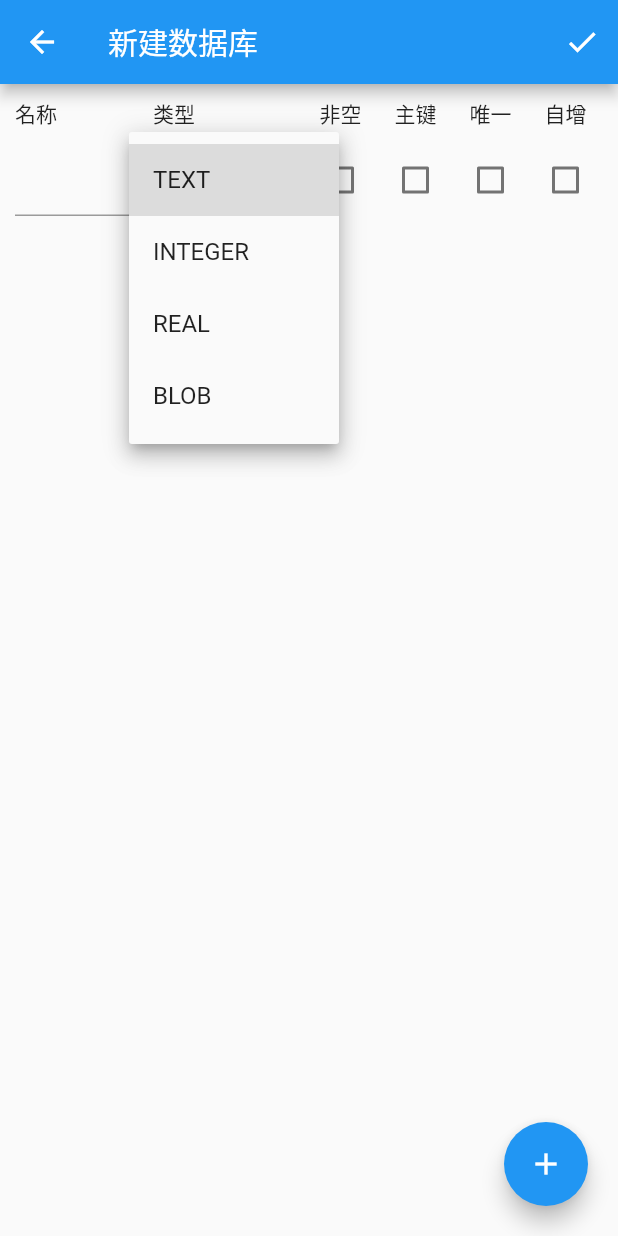
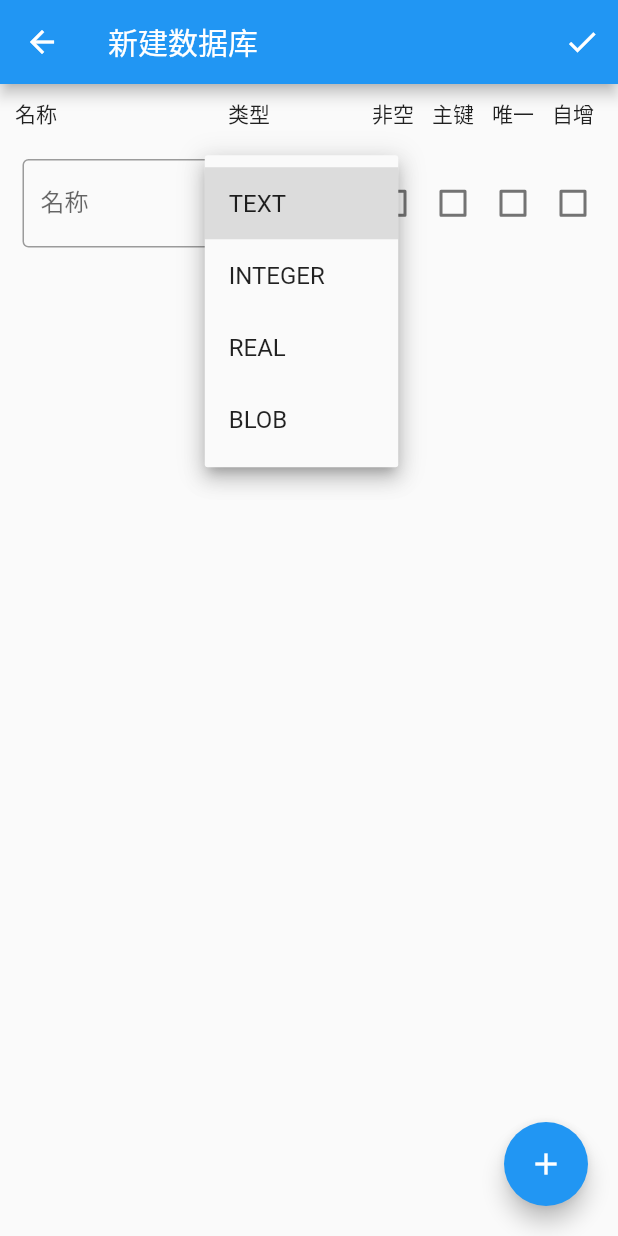
Before and after one commit to roc-zjp/sqlite_db_browser, a Flutter app: the NewDatabasePage screen opened directly, after a tap on "TEXT", on a phone screen of 412 x 824 dp. Run offline on Flutter 3.47's test engine with Material 2 defaults, Android fonts, the phone set to English and light mode, and no system bars; our stand-ins replace file_picker, flutter_easyloading, logger, sqflite_common, sqflite_common_ffi; accounts and stored records are empty.

Commit message:
1、长按删除table

```diff
--- a/lib/pages/create_database.dart
+++ b/lib/pages/create_database.dart
@@ -18,7 +18,8 @@ class NewDatabasePage extends StatefulWidget {
 
 class _NewDatabasePageState extends State<NewDatabasePage> {
   final tableColumnInfos = List<ColumnInfo>.empty(growable: true);
-  static const double typeWidth = 100.0;
+  static const double typeWidth = 90.0;
+  static const double itemWidth = 40.0;
 
   @override
   void initState() {
@@ -76,7 +77,12 @@ class _NewDatabasePageState extends State<NewDatabasePage> {
         children: [
           Expanded(
             flex: 1,
+            child: Padding(
+              padding:
+                  const EdgeInsets.only(left: 5, top: 10, bottom: 10, right: 5),
               child: TextField(
+                decoration: const InputDecoration(
+                    border: OutlineInputBorder(), labelText: "名称"),
                 controller: controller,
                 onChanged: (value) {
                   setState(() {
@@ -85,8 +91,14 @@ class _NewDatabasePageState extends State<NewDatabasePage> {
                 },
               ),
             ),
-          SizedBox(
+          ),
+          Container(
+            // ignore: prefer_const_constructors
+            decoration: BoxDecoration(
+                borderRadius: const BorderRadius.all(Radius.circular(10)),
+                border: Border.all(color: const Color(0xFFF8F8F8), width: 0.5)),
             width: typeWidth,
+            child: DropdownButtonHideUnderline(
               child: DropdownButton<String>(
                   value: info.type,
                   items: _buildFieldTypeItem(),
@@ -98,8 +110,9 @@ class _NewDatabasePageState extends State<NewDatabasePage> {
                     }
                   }),
             ),
+          ),
           SizedBox(
-            width: 50,
+            width: itemWidth,
             child: Checkbox(
                 value: info.isNotNull,
                 onChanged: (v) {
@@ -111,7 +124,7 @@ class _NewDatabasePageState extends State<NewDatabasePage> {
                 }),
           ),
           SizedBox(
-            width: 50,
+            width: itemWidth,
             child: Checkbox(
                 value: info.primaryKey,
                 onChanged: (v) {
@@ -123,7 +136,7 @@ class _NewDatabasePageState extends State<NewDatabasePage> {
                 }),
           ),
           SizedBox(
-            width: 50,
+            width: itemWidth,
             child: Checkbox(
                 value: info.unique,
                 onChanged: (v) {
@@ -135,7 +148,7 @@ class _NewDatabasePageState extends State<NewDatabasePage> {
                 }),
           ),
           SizedBox(
-            width: 50,
+            width: itemWidth,
             child: Checkbox(
                 value: info.autoIncrement,
                 onChanged: (v) {
@@ -172,14 +185,14 @@ class _NewDatabasePageState extends State<NewDatabasePage> {
     });
   }
 
-  void createDatabase(String tableName) async{
+  void createDatabase(String tableName) async {
     StringBuffer buffer = StringBuffer();
     buffer.write("CREATE TABLE $tableName (");
 
-    for(var i=0;i<tableColumnInfos.length;i++){
-      var element= tableColumnInfos[i];
+    for (var i = 0; i < tableColumnInfos.length; i++) {
+      var element = tableColumnInfos[i];
       buffer.write(element.toString());
-      if(i!=tableColumnInfos.length-1){
+      if (i != tableColumnInfos.length - 1) {
         buffer.write(",");
       }
     }
@@ -228,28 +241,28 @@ class _NewDatabasePageState extends State<NewDatabasePage> {
             ),
           ),
           SizedBox(
-            width: 50,
+            width: itemWidth,
             child: Text(
               "非空",
               textAlign: TextAlign.center,
             ),
           ),
           SizedBox(
-            width: 50,
+            width: itemWidth,
             child: Text(
               "主键",
               textAlign: TextAlign.center,
             ),
           ),
           SizedBox(
-            width: 50,
+            width: itemWidth,
             child: Text(
               "唯一",
               textAlign: TextAlign.center,
             ),
           ),
           SizedBox(
-            width: 50,
+            width: itemWidth,
             child: Text(
               "自增",
               textAlign: TextAlign.center,
--- a/lib/pages/desktop_layout.dart
+++ b/lib/pages/desktop_layout.dart
@@ -14,13 +14,15 @@ class DesktopLayout extends StatefulWidget {
   final TableInfo? selectedTableInfo;
   final Function(TableInfo) onTableChange;
   final Function() onCreateNewTable;
+  final Function() onDeleteTable;
 
   const DesktopLayout(
       {Key? key,
       required this.tables,
       this.selectedTableInfo,
       required this.onTableChange,
-      required this.onCreateNewTable})
+      required this.onCreateNewTable,
+      required this.onDeleteTable})
       : super(key: key);
 
   @override
@@ -52,6 +54,7 @@ class _DesktopLayoutState extends State<DesktopLayout> {
                     widget.onTableChange(info);
                   });
                 },
+                onDeleteTable: widget.onDeleteTable,
                 onCreateNewTable: widget.onCreateNewTable,
               )),
         ),
--- a/lib/pages/mobile_layout.dart
+++ b/lib/pages/mobile_layout.dart
@@ -7,9 +7,10 @@ import '../repositories/table_baen.dart';
 class MobileLayout extends StatelessWidget {
   final List<TableInfo> tables;
   final Function() onCreateNewTable;
+   final Function() onDeleteTable;
 
   const MobileLayout(
-      {Key? key, required this.tables, required this.onCreateNewTable})
+      {Key? key, required this.tables, required this.onCreateNewTable,required this.onDeleteTable})
       : super(key: key);
 
   @override
@@ -29,6 +30,7 @@ class MobileLayout extends StatelessWidget {
                 );
               }));
             },
+            onDeleteTable: onDeleteTable,
             onCreateNewTable: onCreateNewTable,
           )),
     );
```
Also changed, not shown: lib/main.dart (+9 -7 lines), lib/pages/table_list.dart (+42 -4 lines), lib/repositories/local_db.dart (+19 -6 lines). Lines whose indentation alone changed are shown as unchanged.
